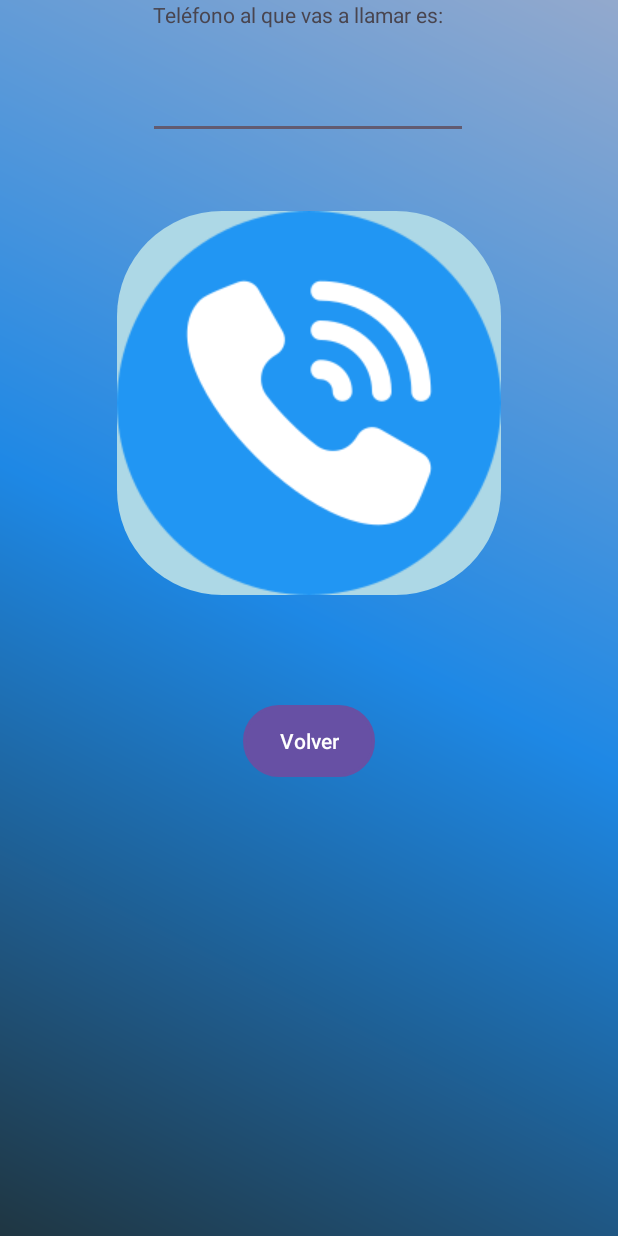
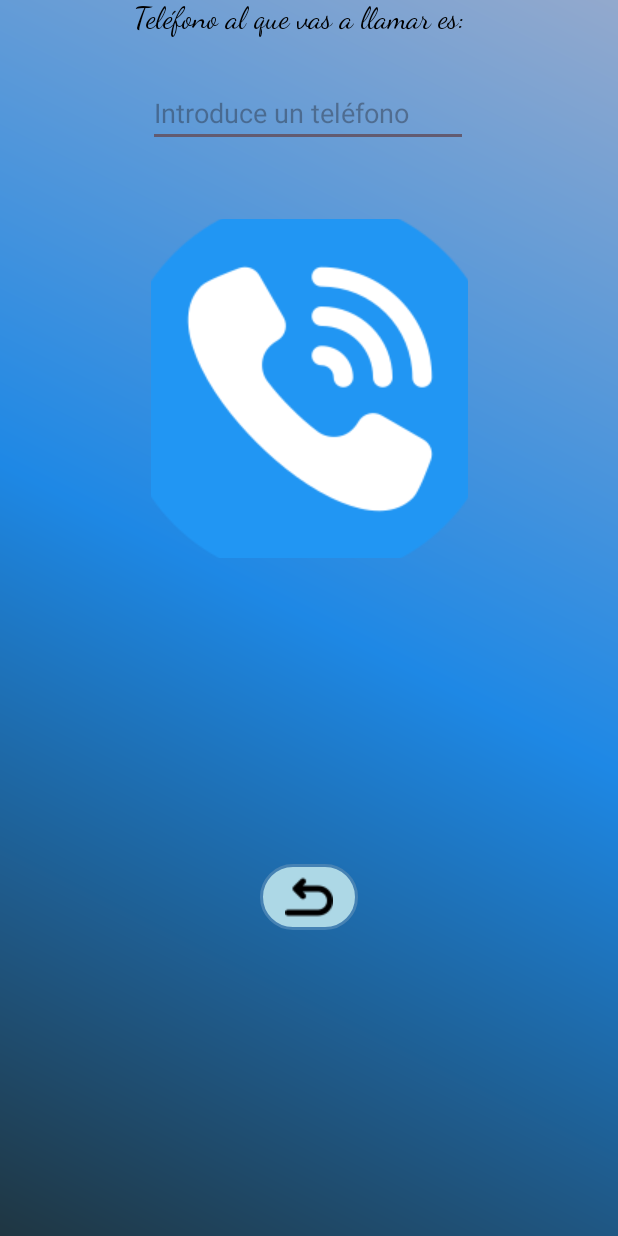
Before and after one commit to marialoph/EvaluableTema1, an Android app: the LlamadaActivity screen opened directly, with no data from a screen before it, on a phone screen of 412 x 824 dp. Run offline under Robolectric (Android 15) with nearby library versions, the phone set to English and light mode, and no system bars.

Commit message:
Segundo commit

```diff
--- a/app/src/main/java/com/example/evaluabletema1/LlamadaActivity.kt
+++ b/app/src/main/java/com/example/evaluabletema1/LlamadaActivity.kt
@@ -21,7 +21,7 @@ import com.example.evaluabletema1.databinding.ActivityMainBinding
 
 class LlamadaActivity : AppCompatActivity() {
         private lateinit var bindingLlamada: ActivityLlamadaBinding
-        private lateinit var btnVolver : Button
+        private lateinit var btnVolver : ImageButton
         private lateinit var introduceNumero : EditText
         private lateinit var btnLlamar : ImageButton
         private var numeroTelefono : String = ""
--- a/app/src/main/res/layout/activity_llamada.xml
+++ b/app/src/main/res/layout/activity_llamada.xml
@@ -8,12 +8,12 @@
 
     <ImageButton
         android:id="@+id/buttonLlama"
-        android:layout_width="wrap_content"
-        android:layout_height="wrap_content"
+        android:layout_width="211dp"
+        android:layout_height="226dp"
         android:layout_marginTop="48dp"
+        android:background="@drawable/botonllamar"
         app:layout_constraintEnd_toEndOf="parent"
         app:layout_constraintStart_toStartOf="parent"
-        android:background="@drawable/botonllamar"
         app:layout_constraintTop_toBottomOf="@+id/editNumero"
         app:srcCompat="@drawable/llamada"
         tools:ignore="MissingConstraints" />
@@ -22,6 +22,9 @@
         android:id="@+id/textView2"
         android:layout_width="wrap_content"
         android:layout_height="wrap_content"
+        android:fontFamily="cursive"
+        android:textSize="20dp"
+        android:textColor="@color/black"
         android:text="Teléfono al que vas a llamar es:"
         app:layout_constraintEnd_toEndOf="parent"
         app:layout_constraintHorizontal_bias="0.467"
@@ -35,6 +38,7 @@
         android:layout_height="wrap_content"
         android:layout_marginTop="28dp"
         android:ems="10"
+        android:hint="Introduce un teléfono"
         android:inputType="phone"
         app:layout_constraintEnd_toEndOf="parent"
         app:layout_constraintHorizontal_bias="0.497"
@@ -42,15 +46,17 @@
         app:layout_constraintTop_toBottomOf="@+id/textView2"
         tools:ignore="MissingConstraints" />
 
-    <Button
+    <ImageButton
         android:id="@+id/buttonVolver"
-        android:layout_width="wrap_content"
-        android:layout_height="wrap_content"
-        android:layout_marginTop="73dp"
+        android:layout_width="65dp"
+        android:layout_height="44dp"
         android:background="@drawable/botonespulsar"
-        android:text="Volver"
+        app:layout_constraintBottom_toBottomOf="parent"
         app:layout_constraintEnd_toEndOf="parent"
         app:layout_constraintStart_toStartOf="parent"
         app:layout_constraintTop_toBottomOf="@+id/buttonLlama"
+        app:srcCompat="@drawable/volver"
         tools:ignore="MissingConstraints" />
+
+
 </androidx.constraintlayout.widget.ConstraintLayout>
```
Also changed, not shown: app/src/main/res/drawable/volver.png (added).
